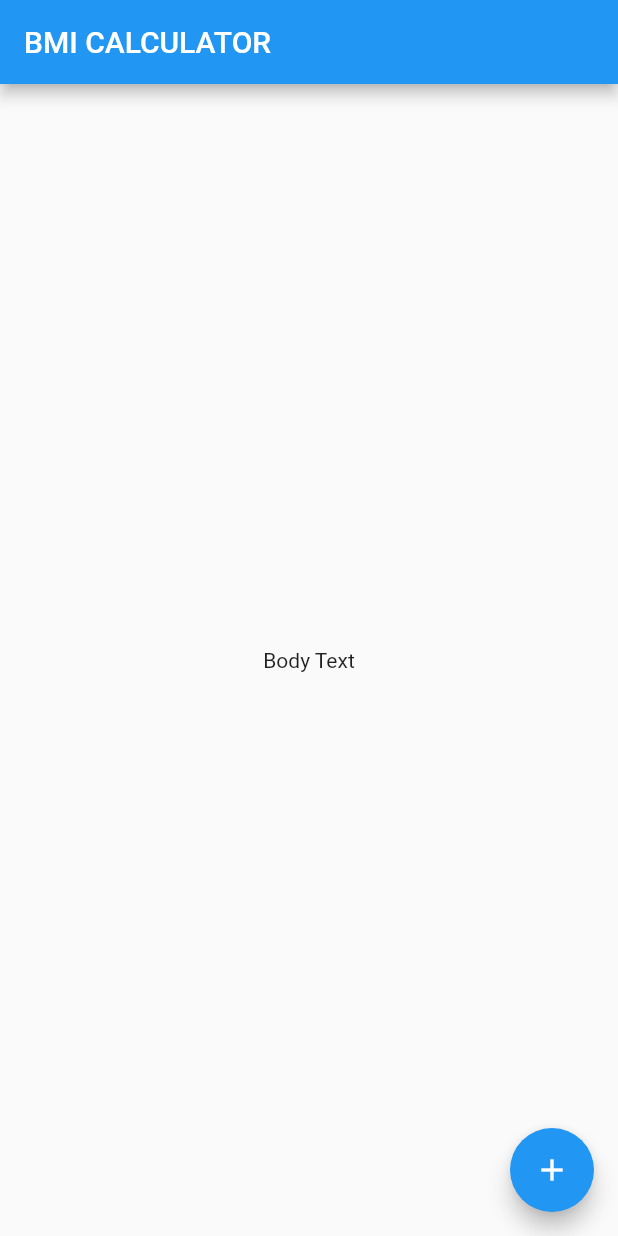
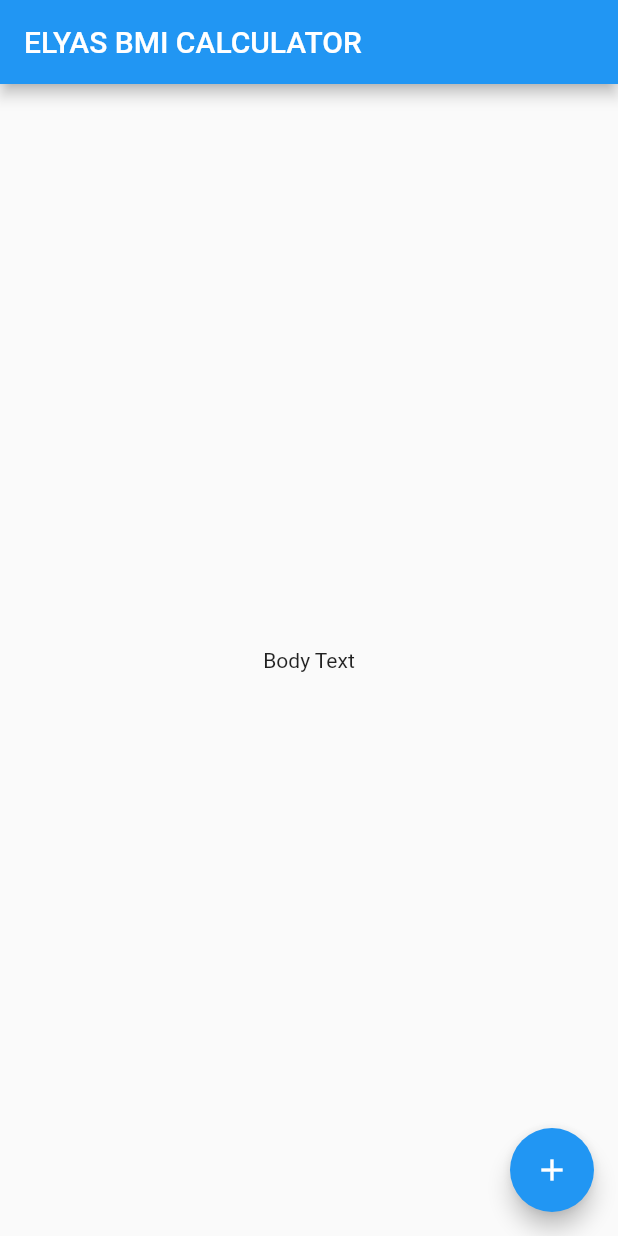
Before and after one commit to HeratUni-CS/bmi-calculator-elyasahmadi79, a Flutter app: the screen it shows after launch, on a phone screen of 412 x 824 dp. Run offline on Flutter 3.47's test engine with Material 2 defaults, Android fonts, the phone set to English and light mode, and no system bars.

Commit message:
first submit get reposetory

```diff
--- a/lib/main.dart
+++ b/lib/main.dart
@@ -21,7 +21,7 @@ class _InputPageState extends State<InputPage> {
   Widget build(BuildContext context) {
     return Scaffold(
       appBar: AppBar(
-        title: Text('BMI CALCULATOR'),
+        title: Text('ELYAS BMI CALCULATOR'),
       ),
       body: Center(
         child: Text('Body Text'),
```
Also changed, not shown: pubspec.lock.
